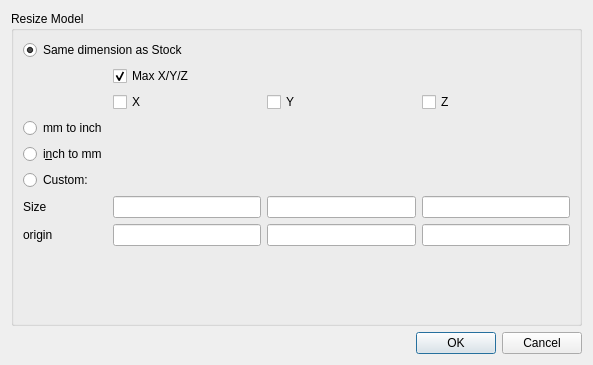
The window that src/Gui/ResizeModelDialog.ui (fredrickojackson/CppCAM) describes before a commit, drawn with Qt 5.
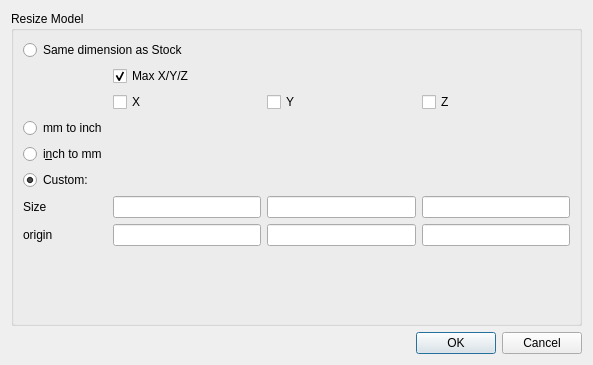
The same window after the commit. Icons and pictures are not drawn.

The edit to the form file:
```diff
--- a/src/Gui/ResizeModelDialog.ui
+++ b/src/Gui/ResizeModelDialog.ui
@@ -36,7 +36,7 @@
          <string>Same dimension as Stock</string>
         </property>
         <property name="checked">
-         <bool>true</bool>
+         <bool>false</bool>
         </property>
        </widget>
       </item>
@@ -100,6 +100,9 @@
         <property name="text">
          <string>Custom:</string>
         </property>
+        <property name="checked">
+         <bool>true</bool>
+        </property>
        </widget>
       </item>
       <item row="6" column="0">
```
